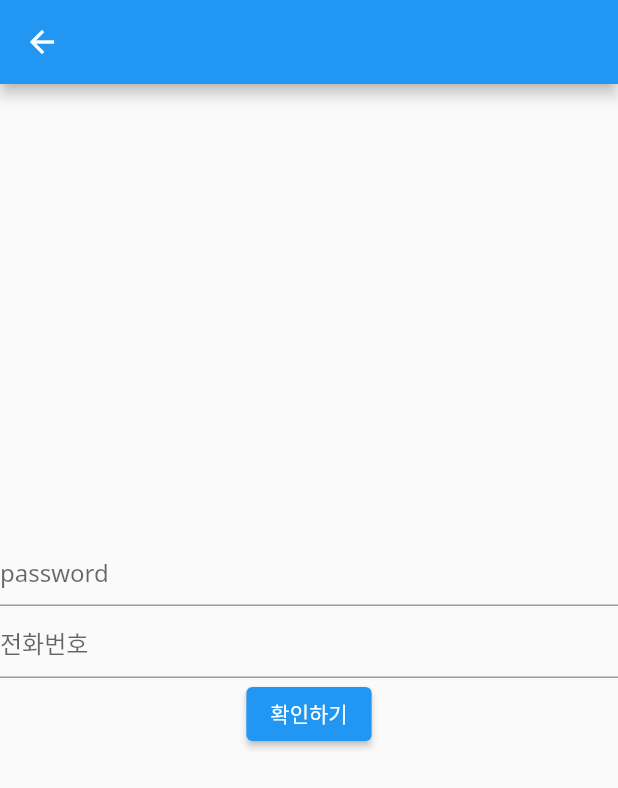
After one commit to daejeon-auto/daejeon_fe, a Flutter app: the ChangePwd screen opened directly, on a phone screen of 412 x 824 dp. The commit adds this screen. Shown: the top 788 px of the screen. Run offline on Flutter 3.47's test engine with Material 2 defaults, Android fonts, the phone set to English and light mode, and no system bars; our stand-ins replace loading_animation_widget, shared_preferences; missing offline and left inert: sticky_footer_scrollview, webviewx; accounts and stored records are empty; network calls fail.

Commit message:
add: 비밀번호 변경 기능

```diff
--- /dev/null
+++ b/lib/screen/chage_password.dart
@@ -0,0 +1,84 @@
+import 'package:daejeon_fe/service/api_service.dart';
+import 'package:flutter/material.dart';
+import 'package:flutter/services.dart';
+
+class ChangePwd extends StatefulWidget {
+  const ChangePwd({super.key});
+
+  @override
+  State<ChangePwd> createState() => _ChangePwdState();
+}
+
+class _ChangePwdState extends State<ChangePwd> {
+  final phoneNumController = TextEditingController();
+  final passwordController = TextEditingController();
+
+  Future<void> changePwd() async {
+    try {
+      var res = await ApiService()
+          .chagnePwd(phoneNumController.text, passwordController.text);
+
+      Navigator.pushNamedAndRemoveUntil(context, "/login", (route) => false);
+    } catch (e) {
+      showDialog(
+        context: context,
+        builder: (ctx) => AlertDialog(
+          title: const Text("비밀번호 재설정중 에러 발생"),
+          content: Text(e.toString()),
+        ),
+      );
+    }
+  }
+
+  @override
+  Widget build(BuildContext context) {
+    return Scaffold(
+      appBar: AppBar(),
+      body: Center(
+        child: Form(
+          child: SizedBox(
+            height: 120,
+            child: Column(
+              mainAxisAlignment: MainAxisAlignment.center,
+              children: [
+                Flexible(
+                  child: TextField(
+                    controller: passwordController,
+                    obscureText: true,
+                    enableSuggestions: false,
+                    autocorrect: false,
+                    inputFormatters: [
+                      FilteringTextInputFormatter.allow(
+                          RegExp(r'[a-zA-Z0-9!@#$%^&*()_.,]'))
+                    ],
+                    keyboardType: TextInputType.multiline,
+                    decoration: const InputDecoration(
+                      hintText: "password",
+                    ),
+                  ),
+                ),
+                TextFormField(
+                  controller: phoneNumController,
+                  inputFormatters: [
+                    FilteringTextInputFormatter.allow(RegExp(r'[0-9]'))
+                  ],
+                  validator: (String? val) {
+                    if (val != null) {
+                      return (val.length < 11) ? "전화번호는 11자 이하이어야 합니다." : null;
+                    }
+                    return "전화번호는 필수 기입 사항입니다.";
+                  },
+                  decoration: const InputDecoration(hintText: "전화번호"),
+                ),
+                ElevatedButton(
+                  onPressed: changePwd,
+                  child: const Text("확인하기"),
+                )
+              ],
+            ),
+          ),
+        ),
+      ),
+    );
+  }
+}
```
Also changed, not shown: lib/screen/auth_code_screen.dart (added, +131 -0 lines), lib/screen/login_screen.dart (+26 -11 lines), lib/service/api_service.dart (+44 -0 lines).
